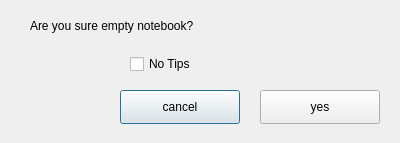
ukui/ukui-notebook, file src/emptyNotes.ui: the form before one commit.
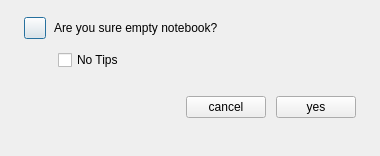
The form after the commit. Icons and pictures are not drawn.

Commit message:
fix(清空便签对话框): 按照新版设计稿修改界面
Closes 77972

What changed in the file:
```diff
--- a/src/emptyNotes.ui
+++ b/src/emptyNotes.ui
@@ -6,102 +6,368 @@
    <rect>
     <x>0</x>
     <y>0</y>
-    <width>400</width>
-    <height>143</height>
+    <width>380</width>
+    <height>156</height>
    </rect>
   </property>
+  <property name="sizePolicy">
+   <sizepolicy hsizetype="Fixed" vsizetype="Fixed">
+    <horstretch>0</horstretch>
+    <verstretch>0</verstretch>
+   </sizepolicy>
+  </property>
   <property name="minimumSize">
    <size>
-    <width>400</width>
-    <height>143</height>
+    <width>380</width>
+    <height>156</height>
    </size>
   </property>
   <property name="maximumSize">
    <size>
-    <width>400</width>
-    <height>143</height>
+    <width>380</width>
+    <height>156</height>
    </size>
   </property>
   <property name="windowTitle">
    <string>Dialog</string>
   </property>
-  <widget class="QWidget" name="widget" native="true">
-   <property name="geometry">
-    <rect>
-     <x>0</x>
-     <y>0</y>
-     <width>420</width>
-     <height>124</height>
-    </rect>
+  <layout class="QVBoxLayout" name="verticalLayout_2">
+   <property name="spacing">
+    <number>0</number>
    </property>
-   <property name="minimumSize">
-    <size>
-     <width>420</width>
-     <height>124</height>
-    </size>
+   <property name="leftMargin">
+    <number>0</number>
    </property>
-   <widget class="QLabel" name="label">
-    <property name="geometry">
-     <rect>
-      <x>30</x>
-      <y>10</y>
-      <width>331</width>
-      <height>31</height>
-     </rect>
-    </property>
-    <property name="styleSheet">
-     <string notr="true"/>
-    </property>
-    <property name="text">
-     <string>Are you sure empty notebook?</string>
-    </property>
-   </widget>
-   <widget class="QCheckBox" name="checkBox">
-    <property name="geometry">
-     <rect>
-      <x>130</x>
-      <y>50</y>
-      <width>151</width>
-      <height>28</height>
-     </rect>
-    </property>
-    <property name="styleSheet">
-     <string notr="true"/>
-    </property>
-    <property name="text">
-     <string>No Tips</string>
-    </property>
-   </widget>
-   <widget class="QPushButton" name="pushButton">
-    <property name="geometry">
-     <rect>
-      <x>120</x>
-      <y>90</y>
-      <width>120</width>
-      <height>34</height>
-     </rect>
-    </property>
-    <property name="styleSheet">
-     <string notr="true"/>
-    </property>
-    <property name="text">
-     <string>cancel</string>
-    </property>
-   </widget>
-   <widget class="QPushButton" name="pushButton_2">
-    <property name="geometry">
-     <rect>
-      <x>260</x>
-      <y>90</y>
-      <width>120</width>
-      <height>34</height>
-     </rect>
-    </property>
-    <property name="text">
-     <string>yes</string>
-    </property>
-   </widget>
-  </widget>
+   <property name="topMargin">
+    <number>0</number>
+   </property>
+   <property name="rightMargin">
+    <number>0</number>
+   </property>
+   <property name="bottomMargin">
+    <number>0</number>
+   </property>
+   <item>
+    <layout class="QVBoxLayout" name="verticalLayout">
+     <property name="spacing">
+      <number>0</number>
+     </property>
+     <property name="leftMargin">
+      <number>0</number>
+     </property>
+     <property name="topMargin">
+      <number>0</number>
+     </property>
+     <property name="rightMargin">
+      <number>0</number>
+     </property>
+     <property name="bottomMargin">
+      <number>0</number>
+     </property>
+     <item>
+      <spacer name="verticalSpacer_4">
+       <property name="orientation">
+        <enum>Qt::Vertical</enum>
+       </property>
+       <property name="sizeType">
+        <enum>QSizePolicy::Fixed</enum>
+       </property>
+       <property name="sizeHint" stdset="0">
+        <size>
+         <width>20</width>
+         <height>17</height>
+        </size>
+       </property>
+      </spacer>
+     </item>
+     <item>
+      <layout class="QHBoxLayout" name="horizontalLayout_3">
+       <property name="spacing">
+        <number>0</number>
+       </property>
+       <property name="leftMargin">
+        <number>0</number>
+       </property>
+       <property name="topMargin">
+        <number>0</number>
+       </property>
+       <property name="rightMargin">
+        <number>0</number>
+       </property>
+       <property name="bottomMargin">
+        <number>0</number>
+       </property>
+       <item>
+        <spacer name="horizontalSpacer">
+         <property name="orientation">
+          <enum>Qt::Horizontal</enum>
+         </property>
+         <property name="sizeType">
+          <enum>QSizePolicy::Fixed</enum>
+         </property>
+         <property name="sizeHint" stdset="0">
+          <size>
+           <width>24</width>
+           <height>20</height>
+          </size>
+         </property>
+        </spacer>
+       </item>
+       <item>
+        <widget class="QPushButton" name="pushButton_3">
+         <property name="sizePolicy">
+          <sizepolicy hsizetype="Fixed" vsizetype="Fixed">
+           <horstretch>0</horstretch>
+           <verstretch>0</verstretch>
+          </sizepolicy>
+         </property>
+         <property name="minimumSize">
+          <size>
+           <width>22</width>
+           <height>22</height>
+          </size>
+         </property>
+         <property name="maximumSize">
+          <size>
+           <width>22</width>
+           <height>22</height>
+          </size>
+         </property>
+         <property name="text">
+          <string/>
+         </property>
+         <property name="icon">
+          <iconset theme="dialog-question"/>
+         </property>
+         <property name="iconSize">
+          <size>
+           <width>22</width>
+           <height>22</height>
+          </size>
+         </property>
+        </widget>
+       </item>
+       <item>
+        <spacer name="horizontalSpacer_2">
+         <property name="orientation">
+          <enum>Qt::Horizontal</enum>
+         </property>
+         <property name="sizeType">
+          <enum>QSizePolicy::Fixed</enum>
+         </property>
+         <property name="sizeHint" stdset="0">
+          <size>
+           <width>8</width>
+           <height>20</height>
+          </size>
+         </property>
+        </spacer>
+       </item>
+       <item>
+        <widget class="QLabel" name="label">
+         <property name="sizePolicy">
+          <sizepolicy hsizetype="Preferred" vsizetype="Fixed">
+           <horstretch>0</horstretch>
+           <verstretch>0</verstretch>
+          </sizepolicy>
+         </property>
+         <property name="minimumSize">
+          <size>
+           <width>0</width>
+           <height>22</height>
+          </size>
+         </property>
+         <property name="maximumSize">
+          <size>
+           <width>16777215</width>
+           <height>22</height>
+          </size>
+         </property>
+         <property name="styleSheet">
+          <string notr="true"/>
+         </property>
+         <property name="text">
+          <string>Are you sure empty notebook?</string>
+         </property>
+        </widget>
+       </item>
+      </layout>
+     </item>
+     <item>
+      <spacer name="verticalSpacer">
+       <property name="orientation">
+        <enum>Qt::Vertical</enum>
+       </property>
+       <property name="sizeType">
+        <enum>QSizePolicy::Fixed</enum>
+       </property>
+       <property name="sizeHint" stdset="0">
+        <size>
+         <width>20</width>
+         <height>10</height>
+        </size>
+       </property>
+      </spacer>
+     </item>
+     <item>
+      <layout class="QHBoxLayout" name="horizontalLayout_4">
+       <property name="spacing">
+        <number>0</number>
+       </property>
+       <item>
+        <spacer name="horizontalSpacer_3">
+         <property name="orientation">
+          <enum>Qt::Horizontal</enum>
+         </property>
+         <property name="sizeType">
+          <enum>QSizePolicy::Fixed</enum>
+         </property>
+         <property name="sizeHint" stdset="0">
+          <size>
+           <width>58</width>
+           <height>20</height>
+          </size>
+         </property>
+        </spacer>
+       </item>
+       <item>
+        <widget class="QCheckBox" name="checkBox">
+         <property name="minimumSize">
+          <size>
+           <width>0</width>
+           <height>22</height>
+          </size>
+         </property>
+         <property name="maximumSize">
+          <size>
+           <width>16777215</width>
+           <height>22</height>
+          </size>
+         </property>
+         <property name="styleSheet">
+          <string notr="true"/>
+         </property>
+         <property name="text">
+          <string>No Tips</string>
+         </property>
+        </widget>
+       </item>
+      </layout>
+     </item>
+     <item>
+      <spacer name="verticalSpacer_3">
+       <property name="orientation">
+        <enum>Qt::Vertical</enum>
+       </property>
+       <property name="sizeType">
+        <enum>QSizePolicy::Fixed</enum>
+       </property>
+       <property name="sizeHint" stdset="0">
+        <size>
+         <width>20</width>
+         <height>25</height>
+        </size>
+       </property>
+      </spacer>
+     </item>
+     <item>
+      <layout class="QHBoxLayout" name="horizontalLayout_5">
+       <property name="spacing">
+        <number>0</number>
+       </property>
+       <item>
+        <layout class="QHBoxLayout" name="horizontalLayout_6">
+         <property name="spacing">
+          <number>0</number>
+         </property>
+         <item>
+          <spacer name="horizontalSpacer_4">
+           <property name="orientation">
+            <enum>Qt::Horizontal</enum>
+           </property>
+           <property name="sizeType">
+            <enum>QSizePolicy::Expanding</enum>
+           </property>
+           <property name="sizeHint" stdset="0">
+            <size>
+             <width>40</width>
+             <height>20</height>
+            </size>
+           </property>
+          </spacer>
+         </item>
+         <item>
+          <widget class="QPushButton" name="pushButton">
+           <property name="styleSheet">
+            <string notr="true"/>
+           </property>
+           <property name="text">
+            <string>cancel</string>
+           </property>
+          </widget>
+         </item>
+         <item>
+          <spacer name="horizontalSpacer_6">
+           <property name="orientation">
+            <enum>Qt::Horizontal</enum>
+           </property>
+           <property name="sizeType">
+            <enum>QSizePolicy::Fixed</enum>
+           </property>
+           <property name="sizeHint" stdset="0">
+            <size>
+             <width>10</width>
+             <height>20</height>
+            </size>
+           </property>
+          </spacer>
+         </item>
+         <item>
+          <widget class="QPushButton" name="pushButton_2">
+           <property name="text">
+            <string>yes</string>
+           </property>
+          </widget>
+         </item>
+         <item>
+          <spacer name="horizontalSpacer_5">
+           <property name="orientation">
+            <enum>Qt::Horizontal</enum>
+           </property>
+           <property name="sizeType">
+            <enum>QSizePolicy::Fixed</enum>
+           </property>
+           <property name="sizeHint" stdset="0">
+            <size>
+             <width>24</width>
+             <height>20</height>
+            </size>
+           </property>
+          </spacer>
+         </item>
+        </layout>
+       </item>
+      </layout>
+     </item>
+     <item>
+      <spacer name="verticalSpacer_2">
+       <property name="orientation">
+        <enum>Qt::Vertical</enum>
+       </property>
+       <property name="sizeType">
+        <enum>QSizePolicy::MinimumExpanding</enum>
+       </property>
+       <property name="sizeHint" stdset="0">
+        <size>
+         <width>20</width>
+         <height>24</height>
+        </size>
+       </property>
+      </spacer>
+     </item>
+    </layout>
+   </item>
+  </layout>
  </widget>
  <resources/>
  <connections/>
```
The commit also changes 1 other file.
